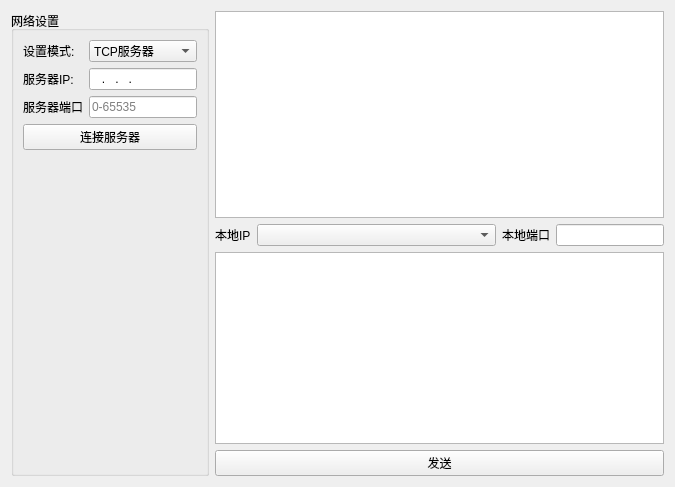
The window that GUI/PySide6_PyQt/TCP_Client/ui/net_assist_widget.ui (linzhangdaren/CPlusPlus_Learning) describes before a commit, drawn with Qt 5.
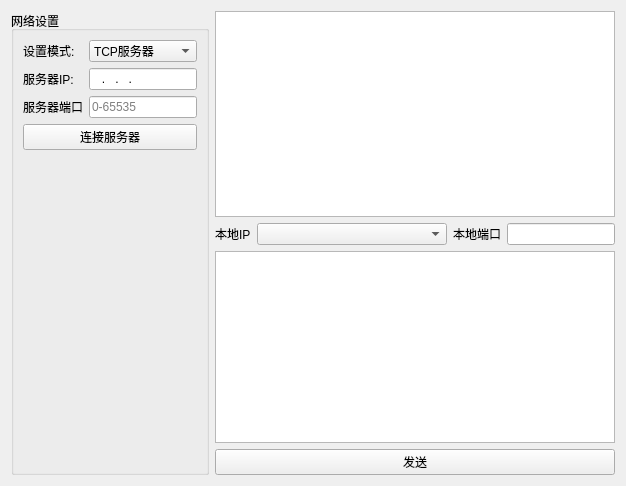
The same window after the commit. Icons and pictures are not drawn.

```diff
--- a/GUI/PySide6_PyQt/TCP_Client/ui/net_assist_widget.ui
+++ b/GUI/PySide6_PyQt/TCP_Client/ui/net_assist_widget.ui
@@ -6,8 +6,8 @@
    <rect>
     <x>0</x>
     <y>0</y>
-    <width>675</width>
-    <height>487</height>
+    <width>626</width>
+    <height>486</height>
    </rect>
   </property>
   <property name="windowTitle">
```
Left out of the diff: 8 changed lines with no effect on the pictures.
